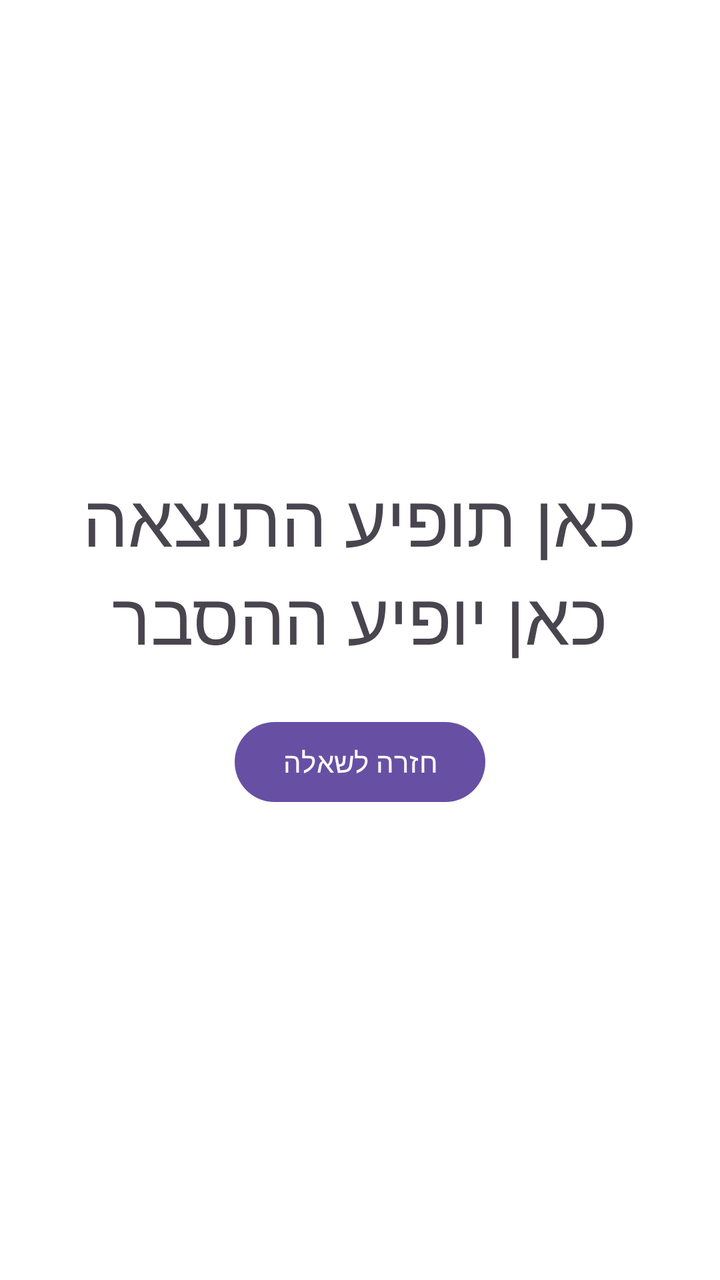
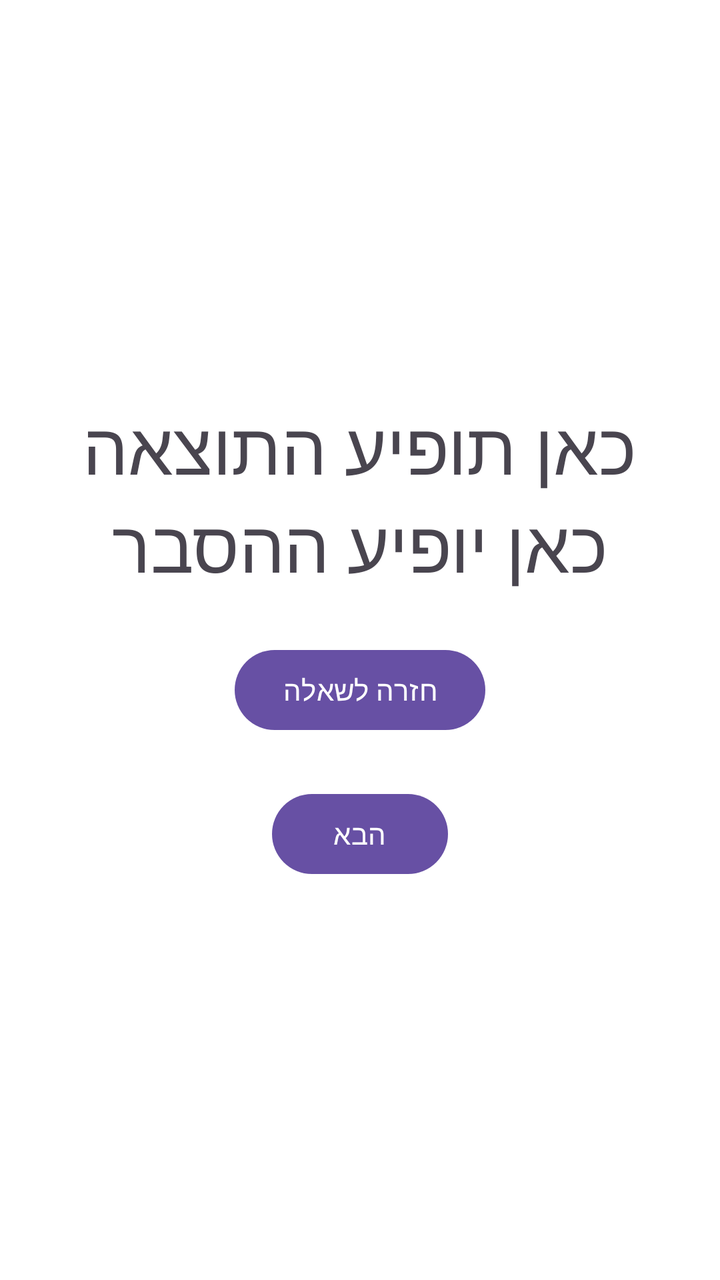

An Android layout rendered at two revisions. The XML below is the earlier revision; the diff shows what the commit changed to produce the second picture.
<!-- AndroidManifest.xml: application theme Theme.TrueFalseQuiz -->
<!-- res/layout/activity_result.xml -->
<?xml version="1.0" encoding="utf-8"?>
<LinearLayout xmlns:android="http://schemas.android.com/apk/res/android"
    android:id="@+id/main"
    android:layout_width="match_parent"
    android:layout_height="match_parent"
    android:background="@color/white"
    android:gravity="center"
    android:orientation="vertical"
    android:padding="16dp">

    <TextView
        android:id="@+id/tvResult"
        android:layout_width="wrap_content"
        android:layout_height="wrap_content"
        android:text="כאן תופיע התוצאה"
        android:textSize="36sp" />
    <TextView
        android:id="@+id/tvExplanation"
        android:layout_width="wrap_content"
        android:layout_height="wrap_content"
        android:text="כאן יופיע ההסבר"
        android:textSize="36sp">

    </TextView>
    <Button
        android:id="@+id/btnBack"
        android:layout_width="wrap_content"
        android:layout_height="wrap_content"
        android:layout_marginTop="24dp"
        android:text="חזרה לשאלה" />

</LinearLayout>
<!-- resources referenced by this layout -->
<resources>
  <color name="white">#FFFFFFFF</color>
  <style name="Theme.TrueFalseQuiz" parent="Base.Theme.TrueFalseQuiz" />
  <style name="Base.Theme.TrueFalseQuiz" parent="Theme.Material3.DayNight.NoActionBar">
          
          
      </style>
</resources>

<!-- the commit's change to res/layout/activity_result.xml (unified diff, before → after) -->
@@ -29,4 +29,13 @@
         android:layout_marginTop="24dp"
         android:text="חזרה לשאלה" />
 
+    <Button
+        android:id="@+id/btnNext"
+        android:layout_width="wrap_content"
+        android:layout_height="wrap_content"
+        android:layout_marginTop="24dp"
+        android:text="הבא"/>
+
+
+
 </LinearLayout>
